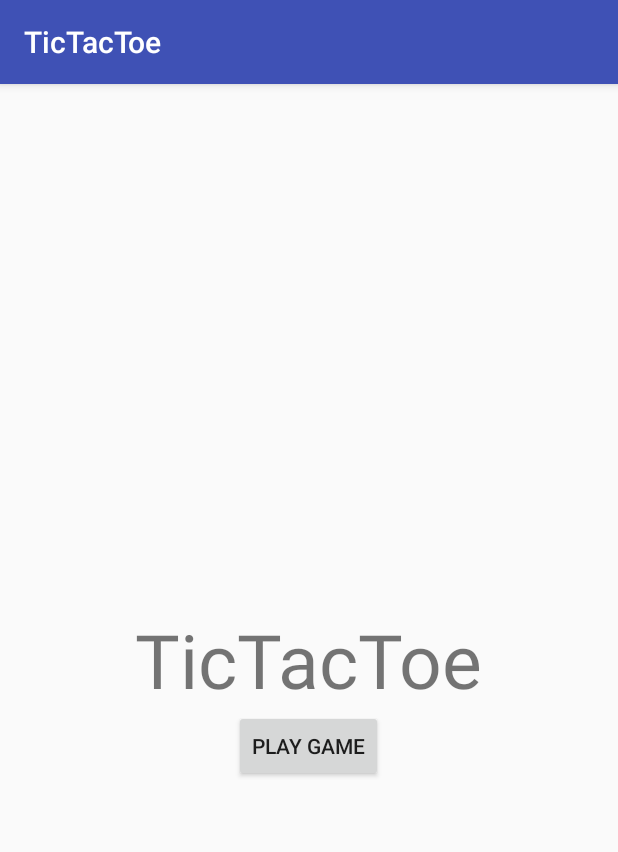
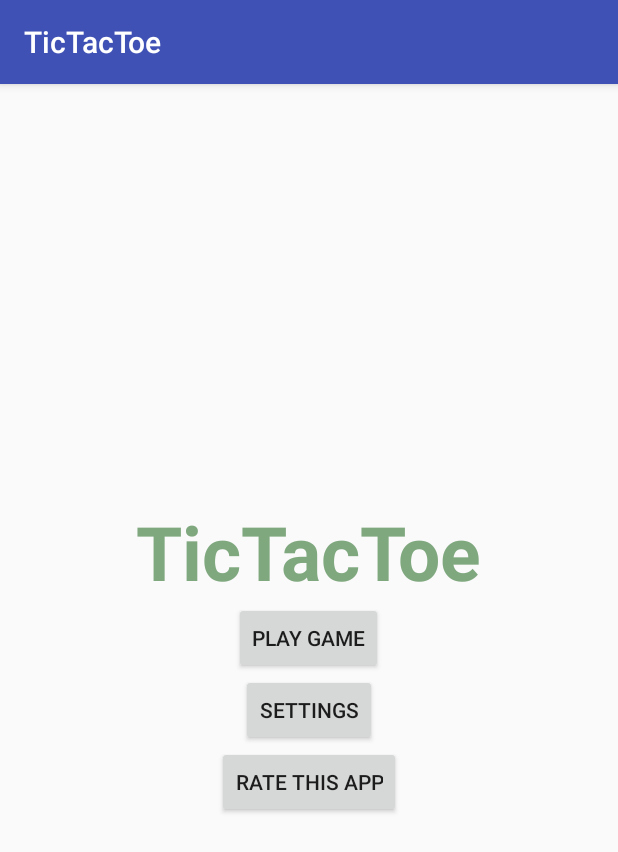
Before and after one commit to wuxiaohua1011/TicTacToe, an Android app: the screen it shows after launch (MainActivity), on a phone screen of 412 x 824 dp. Shown: the top 852 px of the screen. Run offline under Robolectric (Android 15) with nearby library versions, the phone set to English and light mode, and no system bars.

Commit message:
BCNEw Solution

```diff
--- a/app/src/main/java/com/michaelwu/tictactoe/MainActivity.java
+++ b/app/src/main/java/com/michaelwu/tictactoe/MainActivity.java
@@ -4,6 +4,7 @@
 import android.support.v7.app.AppCompatActivity;
 import android.os.Bundle;
 import android.view.View;
+import android.widget.Button;
 
 public class MainActivity extends AppCompatActivity {
 
@@ -12,10 +13,16 @@
         super.onCreate(savedInstanceState);
         setContentView(R.layout.activity_main);
     }
+    private Button playGameButton, settingsButton, rateThisAppButton;
 
+    public void wireWidgets()
+    {
+        playGameButton = (Button)findViewById(R.id.activity_main_button_play_game);
+        settingsButton = (Button)findViewById(R.id.activity_main_button_settings);
+        rateThisAppButton = (Button)findViewById(R.id.activity_main_button_rate_this_app);
 
+    }
     public void activity_main_button_play_game_clicked(View view) {
         startActivity(new Intent(this,PvpActivity.class));finish();
     }
-    //better comment
 }
--- a/app/src/main/res/layout/activity_main.xml
+++ b/app/src/main/res/layout/activity_main.xml
@@ -1,5 +1,5 @@
 <?xml version="1.0" encoding="utf-8"?>
-<RelativeLayout xmlns:android="http://schemas.android.com/apk/res/android"
+<LinearLayout xmlns:android="http://schemas.android.com/apk/res/android"
     xmlns:tools="http://schemas.android.com/tools"
     android:layout_width="match_parent"
     android:layout_height="match_parent"
@@ -7,24 +7,45 @@
     android:paddingLeft="@dimen/activity_horizontal_margin"
     android:paddingRight="@dimen/activity_horizontal_margin"
     android:paddingTop="@dimen/activity_vertical_margin"
-    tools:context="com.michaelwu.tictactoe.MainActivity">
+    android:orientation="vertical"
+    tools:context="com.michaelwu.tictactoe.MainActivity"
+    android:gravity="center_vertical">
 
     <TextView
         android:layout_width="wrap_content"
         android:layout_height="wrap_content"
         android:text="@string/app_name"
         android:textSize="50sp"
+        android:layout_gravity="center_horizontal"
         android:layout_centerVertical="true"
         android:layout_centerHorizontal="true"
-        android:id="@+id/textView3" />
+        android:id="@+id/activity_main_textview_tictactoe"
+        android:textColor="@color/abc_search_url_text_normal"
+        android:textStyle="bold" />
 
     <Button
         android:layout_width="wrap_content"
         android:layout_height="wrap_content"
         android:text="@string/activity_main_button_play_game"
-        android:id="@+id/activity_main_play_game"
-        android:layout_below="@+id/textView3"
+        android:id="@+id/activity_main_button_play_game"
+        android:layout_below="@+id/activity_main_textview_tictactoe"
         android:layout_centerHorizontal="true"
-        android:onClick="activity_main_button_play_game_clicked"/>
+        android:layout_gravity="center_horizontal"
+        android:onClick="activity_main_button_play_game_clicked"
+        android:singleLine="false" />
 
-</RelativeLayout>
+    <Button
+        android:layout_width="wrap_content"
+        android:layout_height="wrap_content"
+        android:text="Settings"
+        android:layout_gravity="center_horizontal"
+        android:id="@+id/activity_main_button_settings" />
+
+    <Button
+        android:layout_width="wrap_content"
+        android:layout_height="wrap_content"
+        android:id="@+id/activity_main_button_rate_this_app"
+        android:layout_gravity="center_horizontal"
+        android:text="Rate this app" />
+
+</LinearLayout>
```
